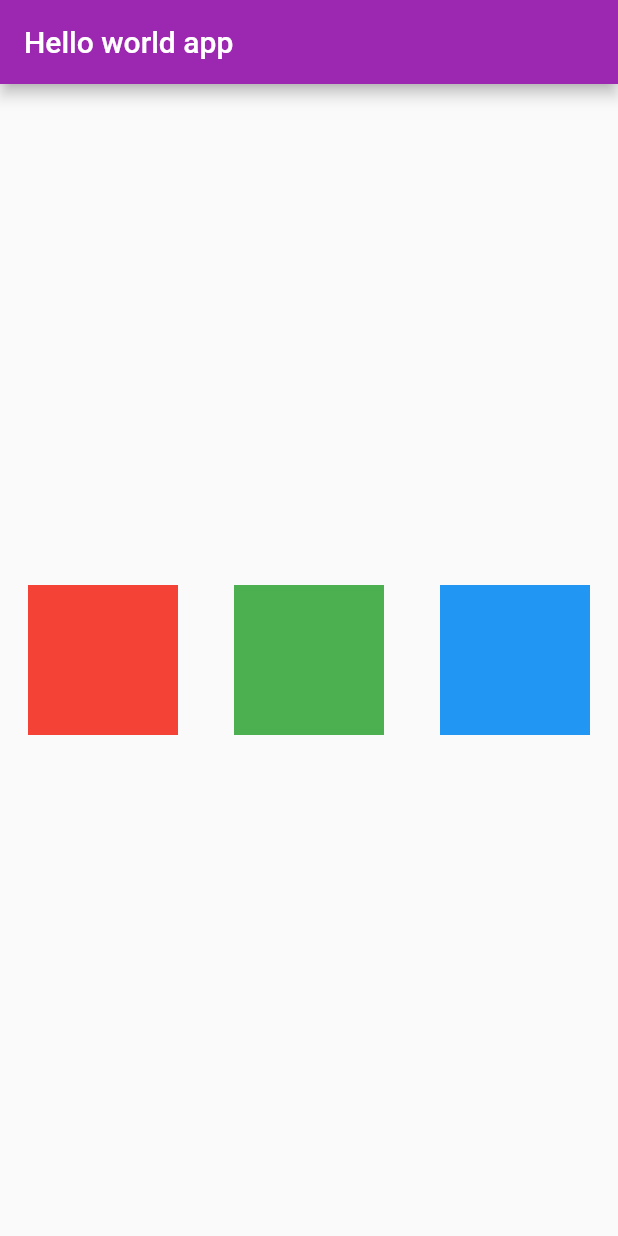
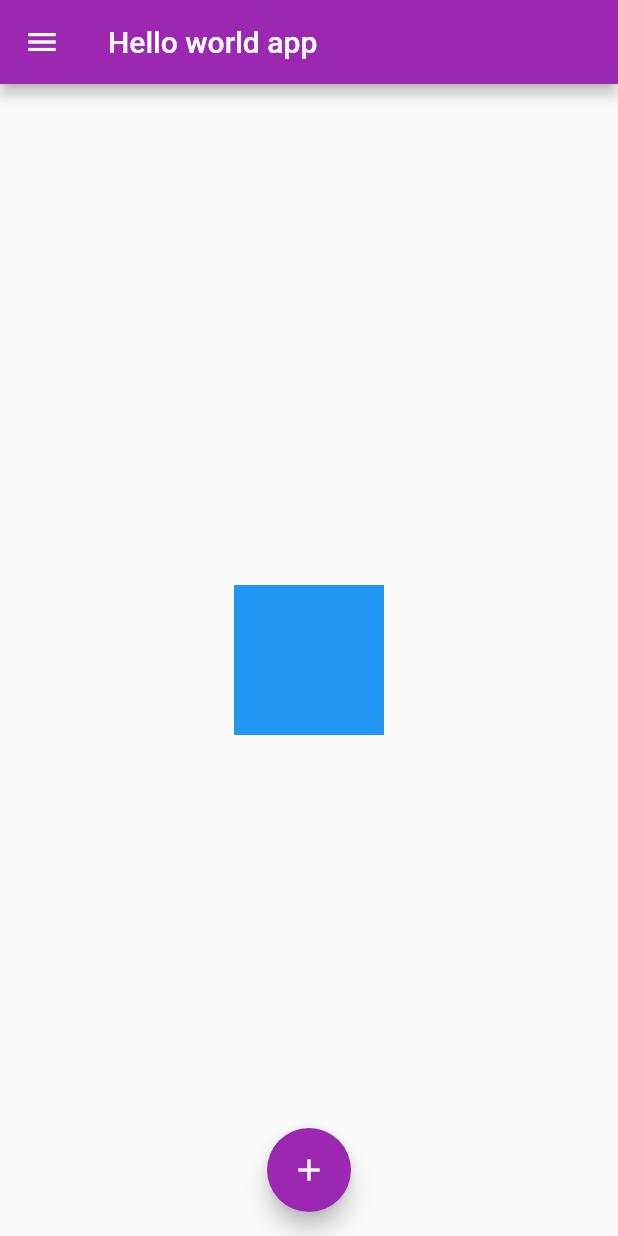
Before and after one commit to MouadBNL/first-flutter-app, a Flutter app: the screen it shows after launch, on a phone screen of 412 x 824 dp. Run offline on Flutter 3.47's test engine with Material 2 defaults, Android fonts, the phone set to English and light mode, and no system bars.

Commit message:
learning about floating buttons, drawers and images

```diff
--- a/lib/main.dart
+++ b/lib/main.dart
@@ -129,28 +129,38 @@ class HomePage extends StatelessWidget {
     return Scaffold(
       appBar: AppBar(title: const Text("Hello world app")),
       body: Center(
-        child: Row(
-          mainAxisAlignment: MainAxisAlignment.spaceAround,
-          mainAxisSize: MainAxisSize.max,
+        child: Container(
+          color: Colors.blue,
+          width: 100,
+          height: 100,
+        ),
+      ),
+      drawer: Drawer(
+        child: ListView(
+          padding: const EdgeInsets.all(0),
           children: <Widget>[
-            Container(
-              color: Colors.red,
-              width: 100,
-              height: 100,
+            UserAccountsDrawerHeader(
+              accountName: Text("Benali Mouad"),
+              accountEmail: Text("mouadbnl.2k01@gmail.com"),
+              currentAccountPicture: CircleAvatar(
+                backgroundImage: NetworkImage(
+                    "https://images.unsplash.com/photo-1570295999919-56ceb5ecca61?ixlib=rb-1.2.1&ixid=MnwxMjA3fDB8MHxzZWFyY2h8M3x8dXNlciUyMHByb2ZpbGV8ZW58MHx8MHx8&auto=format&fit=crop&w=500&q=60"),
+              ),
             ),
-            Container(
-              color: Colors.green,
-              width: 100,
-              height: 100,
-            ),
-            Container(
-              color: Colors.blue,
-              width: 100,
-              height: 100,
+            ListTile(
+              leading: Icon(Icons.person),
+              title: Text("Manage users"),
+              subtitle: Text("here u can manage your users"),
+              onTap: () => {},
             ),
           ],
         ),
       ),
+      floatingActionButton: FloatingActionButton(
+        onPressed: () => {},
+        child: const Icon(Icons.add),
+      ),
+      floatingActionButtonLocation: FloatingActionButtonLocation.centerFloat,
     );
   }
 }
```
